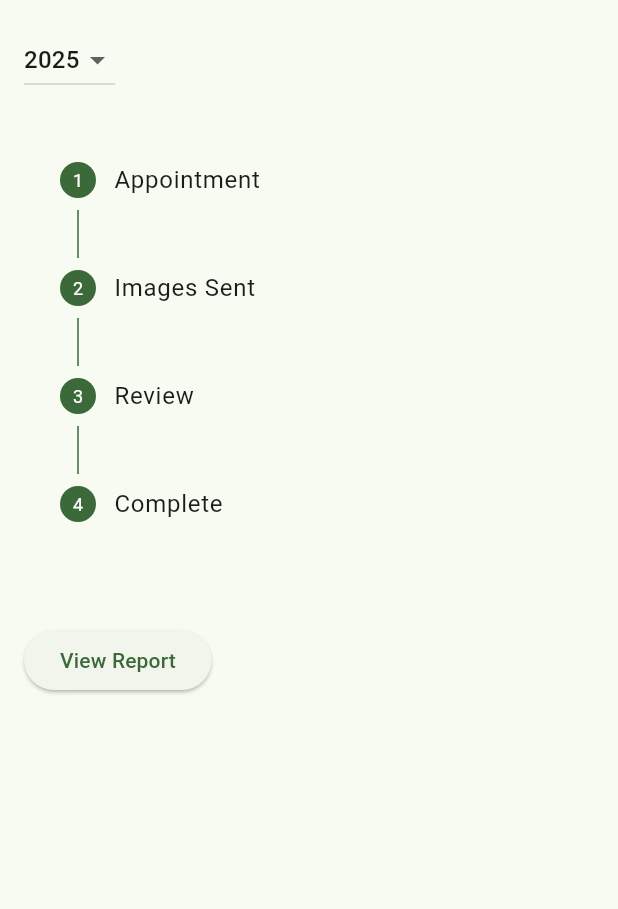
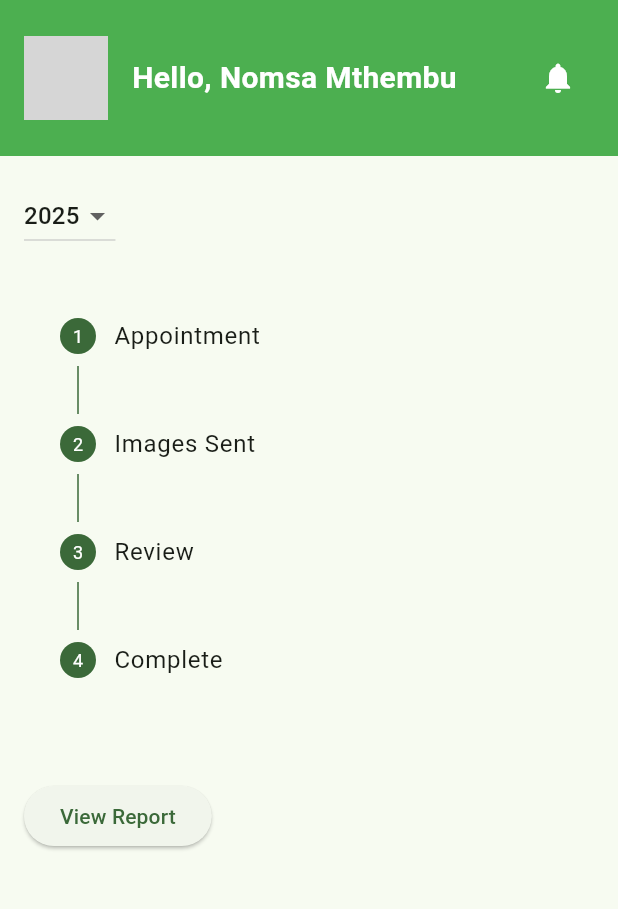
Before and after one commit to DamonRAD/Radhiant-Patient-APP, a Flutter app: the ReportsPage screen opened by its route, on a phone screen of 412 x 824 dp, the part 84-993 px from its top. Run offline on Flutter 3.47's test engine with Material 3 defaults, Android fonts, the phone set to English and light mode, and no system bars; grey boxes are pictures that could not be loaded.

Commit message:
Changes - Header(Hambruger) - Header persistance through pages - login button

```diff
--- a/lib/pages/reports_page.dart
+++ b/lib/pages/reports_page.dart
@@ -1,5 +1,6 @@
 import 'package:flutter/material.dart';
 import '../widgets/app_drawer.dart';
+import '../widgets/app_header.dart';
 
 class ReportsPage extends StatefulWidget {
   @override
@@ -15,14 +16,30 @@ class _ReportsPageState extends State<ReportsPage> {
   ];
 
   final int completedIndex = 3;
-  String selectedYear = "2025"; // Add this variable
+  String selectedYear = "2025";
+
+  final String userName = "Nomsa Mthembu";
+  final String profileImagePath = 'assets/profile_placeholder.png';
 
   @override
   Widget build(BuildContext context) {
     return Scaffold(
       appBar: AppBar(title: Text("Mammogram Reports")),
-      drawer: AppDrawer(),
-      body: SingleChildScrollView(
+      drawer: AppDrawer(
+        userName: userName,
+        profileImagePath: profileImagePath,
+      ),
+      body: Column(
+        children: [
+          AppHeader(
+            userName: userName,
+            profileImagePath: profileImagePath,
+            onProfileTap: () {
+              Navigator.pushNamed(context, '/profile');
+            },
+          ),
+          Expanded(
+            child: SingleChildScrollView(
               padding: const EdgeInsets.all(16),
               child: Column(
                 crossAxisAlignment: CrossAxisAlignment.start,
@@ -69,6 +86,9 @@ class _ReportsPageState extends State<ReportsPage> {
                 ],
               ),
             ),
+          ),
+        ],
+      ),
     );
   }
 }
--- /dev/null
+++ b/lib/widgets/app_header.dart
@@ -0,0 +1,45 @@
+import 'package:flutter/material.dart';
+
+class AppHeader extends StatelessWidget {
+  final String userName;
+  final String profileImagePath; // asset path or network url
+  final VoidCallback? onProfileTap;
+
+  const AppHeader({
+    Key? key,
+    required this.userName,
+    required this.profileImagePath,
+    this.onProfileTap,
+  }) : super(key: key);
+
+  @override
+  Widget build(BuildContext context) {
+    return Container(
+      color: Colors.green,
+      padding: EdgeInsets.symmetric(horizontal: 16, vertical: 24),
+      child: Row(
+        children: [
+          GestureDetector(
+            onTap: onProfileTap,
+            child: CircleAvatar(
+              radius: 28,
+              backgroundImage: AssetImage(profileImagePath),
+              backgroundColor: Colors.white,
+            ),
+          ),
+          SizedBox(width: 16),
+          Expanded(
+            child: Text(
+              "Hello, $userName",
+              style: TextStyle(color: Colors.white, fontSize: 20, fontWeight: FontWeight.bold),
+            ),
+          ),
+          IconButton(
+            icon: Icon(Icons.notifications, color: Colors.white),
+            onPressed: () {},
+          ),
+        ],
+      ),
+    );
+  }
+}
```
Also changed, not shown: lib/pages/info_page.dart (+27 -2 lines), lib/pages/login_page.dart (+32 -9 lines), lib/pages/profile_page.dart (+43 -49 lines), lib/pages/register_page.dart (+11 -4 lines), lib/pages/services_page.dart (+27 -2 lines), lib/widgets/app_drawer.dart (+45 -73 lines). Lines whose indentation alone changed are shown as unchanged.
